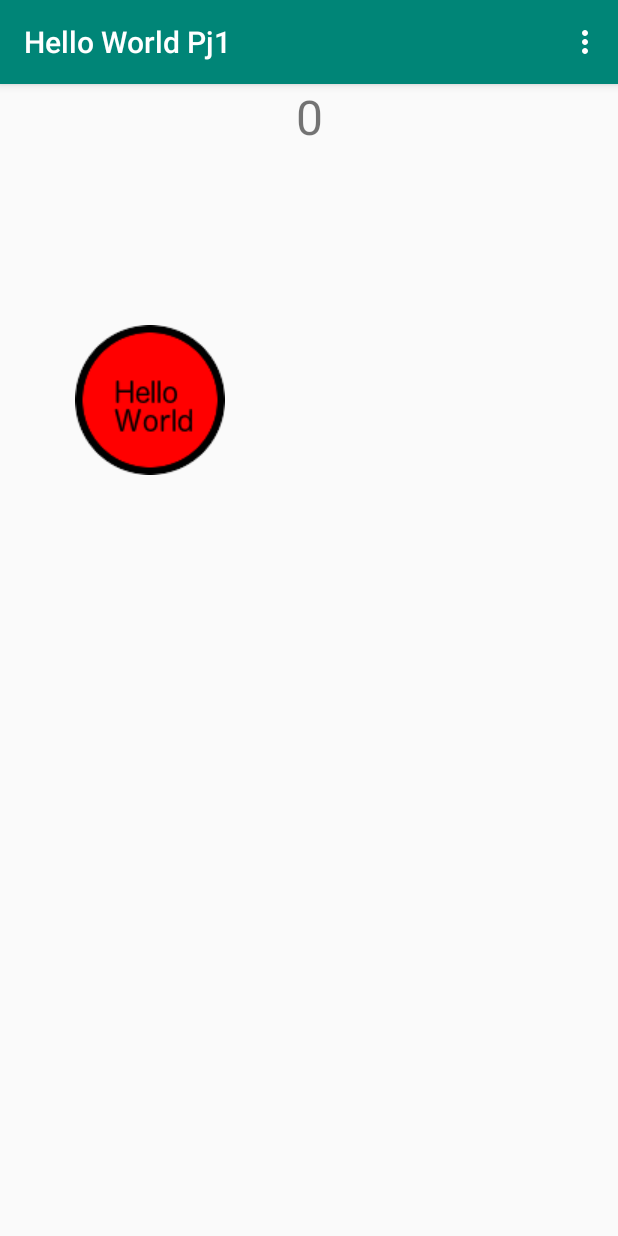
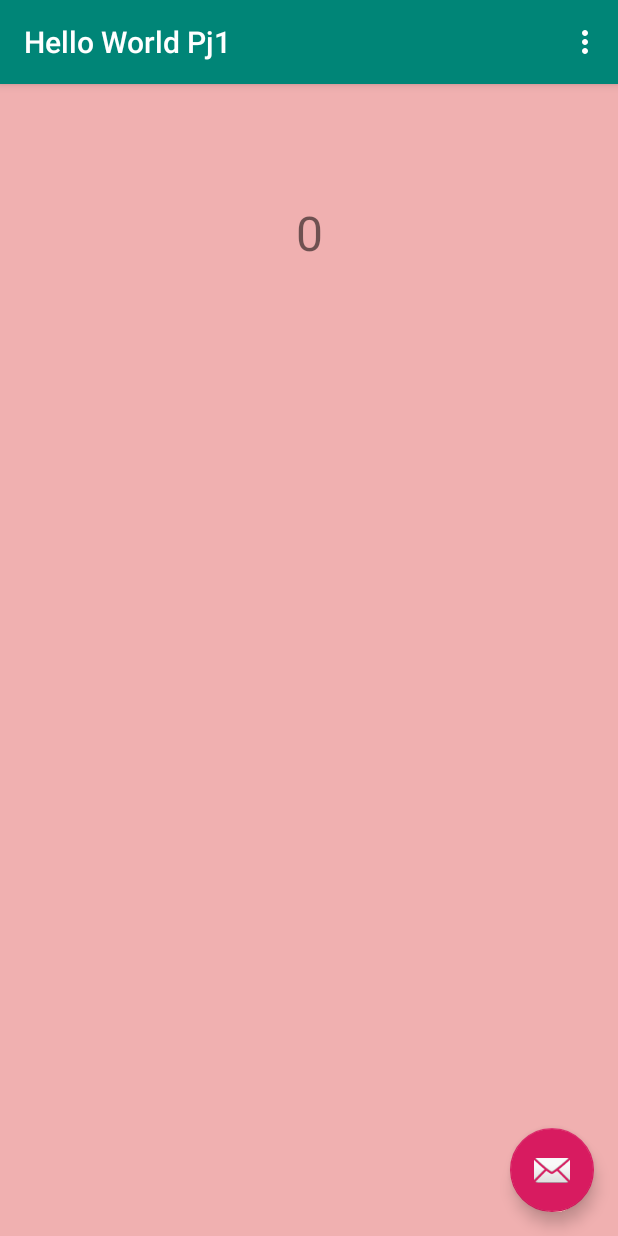
Before and after one commit to abaten15/CS-441-Hello-World, an Android app: the screen it shows after launch (MainActivity), on a phone screen of 412 x 824 dp. Run offline under Robolectric (Android 15) with nearby library versions, the phone set to English and light mode, and no system bars.

Commit message:
More hello world images added. Implemented random spawns every second and score tracker.

```diff
--- a/app/src/main/java/com/example/helloworldpj1/MainActivity.java
+++ b/app/src/main/java/com/example/helloworldpj1/MainActivity.java
@@ -16,13 +16,20 @@ import android.view.Menu;
 import android.view.MenuItem;
 import android.widget.TextView;
 import java.util.ArrayList;
-import java.awt.event.ActionListener;
-import java.awt.event.ActionEvent;
+import java.util.TimerTask;
 import java.util.Timer;
+import java.util.Random;
+import android.os.Handler;
 
 public class MainActivity extends AppCompatActivity {
 
     private ArrayList<ImageButton> helloWorldArray;
+
+    private Random randomValGen;
+
+    private int score = 0;
+
+    private int justSpawned = 0;
 
 //    private MainActivity thisObject;
 
@@ -53,70 +60,82 @@ public class MainActivity extends AppCompatActivity {
         helloWorldArray.add(newFab);
 */
 
-        Timer timer = new Timer(500, new ActionListener(){
+        randomValGen = new Random();
+
+        final Handler handler = new Handler();
+        Timer timer = new Timer();
+        TimerTask timerTask = new TimerTask() {
             @Override
-            public void actionPerformed(ActionEvent e) {
-                repaint();
-            }
-        });
-        timer.start();
+            public void run() {
+                handler.post(new Runnable() {
+                    @Override
+                    public void run() {
 
                         final ImageButton imagebutton = new ImageButton(MainActivity.this);
                         RelativeLayout relativelayout = (RelativeLayout)findViewById(R.id.relativelayout);
                         LinearLayout.LayoutParams params = new LinearLayout
                                 .LayoutParams(LayoutParams.WRAP_CONTENT, LayoutParams.WRAP_CONTENT);
+                        params.topMargin = -500;
+                        int randomVal = randomValGen.nextInt(800);
+                        params.leftMargin = randomVal;
                         params.height = 300;
                         params.width = 300;
 
                         imagebutton.setBackground(null);
+                        ObjectAnimator animation = ObjectAnimator.ofFloat(imagebutton, "translationY", 3000f);
+                        animation.setDuration(7000);
+                        animation.start();
+
+                        // Add image path for imagebutton from drawable folder.
+                        int randomColor = randomValGen.nextInt(4);
+                        if (randomColor == 0) {
+                            imagebutton.setImageResource(R.drawable.red);
+                        } else if (randomColor == 1) {
+                            imagebutton.setImageResource(R.drawable.yellow);
+                        } else if (randomColor == 2) {
+                            imagebutton.setImageResource(R.drawable.green);
+                        } else {
+                            imagebutton.setImageResource(R.drawable.blue);
+                        }
+                        imagebutton.setLayoutParams(params);
+
                         imagebutton.setOnClickListener(new View.OnClickListener() {
                             @Override
                             public void onClick(View view) {
-                ObjectAnimator animation = ObjectAnimator.ofFloat(view, "translationY", 1000f);
-                animation.setDuration(2000);
-                animation.start();
-                /*
-                ViewGroup.LayoutParams params1 = view.getLayoutParams();
-                params1. = params1.topMargin + 10;
-                view.setLayoutParams(params1);
-                */
+                                score++;
+                                TextView textView = findViewById(R.id.score);
+                                textView.setText("" + score);
+                                imagebutton.setVisibility(View.INVISIBLE);
                             }
                         });
 
-        // Add image path for imagebutton from drawable folder.
-        imagebutton.setImageResource(R.drawable.red);
-        imagebutton.setLayoutParams(params);
                         relativelayout.addView(imagebutton);
 
-/*
+                    }
+                });
+
+            }
+        };
+        timer.scheduleAtFixedRate(timerTask, 2000, 800);
+
+        Timer spawnCheck = new Timer();
+        TimerTask spawnCheckTask = new TimerTask() {
+            @Override
+            public void run() {
+                justSpawned = 0;
+            }
+        };
+
+
         FloatingActionButton fab = findViewById(R.id.fab);
         fab.setOnClickListener(new View.OnClickListener() {
             @Override
             public void onClick(View view) {
-                TextView textView = findViewById(R.id.hello);
-                textView.setText("Goodbye World");
                 Snackbar.make(view, "Continue tapping 'Hello Worlds' to increase your score", Snackbar.LENGTH_LONG)
                         .setAction("Action", null).show();
-
-                ImageButton newFab = new ImageButton(v);
-
-                RelativeLayout.LayoutParams rel_btn = new RelativeLayout.LayoutParams(
-                        LayoutParams.WRAP_CONTENT, LayoutParams.WRAP_CONTENT);
-
-                rel_btn.leftMargin = 100;
-                rel_btn.topMargin =  200;
-                rel_btn.width = 50;
-                rel_btn.height = 50;
-
-                newFab.setImageResource(R.drawable.red);
-                newFab.setLayoutParams(rel_btn);
-
-                helloWorldArray = new ArrayList<>();
-                helloWorldArray.add(newFab);
-
             }
         });
-*/
+
 
         /*
         helloWorldArray = new ArrayList<>();
--- a/app/src/main/res/layout/activity_main.xml
+++ b/app/src/main/res/layout/activity_main.xml
@@ -22,22 +22,38 @@
 
     <include layout="@layout/content_main" />
 
-    <!--<android.support.design.widget.FloatingActionButton
+    <android.support.design.widget.FloatingActionButton
         android:id="@+id/fab"
         android:layout_width="wrap_content"
         android:layout_height="wrap_content"
         android:layout_gravity="bottom|end"
         android:layout_margin="@dimen/fab_margin"
-        app:srcCompat="@android:drawable/ic_dialog_email" />-->
+        app:srcCompat="@android:drawable/ic_dialog_email" />
 
     <RelativeLayout xmlns:android="http://schemas.android.com/apk/res/android"
         xmlns:tools="http://schemas.android.com/tools"
         android:id="@+id/relativelayout"
-        android:layout_width="wrap_content"
-        android:layout_height="2000px"
-        android:paddingTop="250px"
-        tools:context="com.imagebuttonprogrammatically_android_examples.com.MainActivity" >
-        style="?android:attr/borderlessButtonStyle"
+        android:layout_width="match_parent"
+        android:layout_height="match_parent"
+        android:paddingTop="-1000px"
+        android:clipChildren="false"
+        tools:context="com.imagebuttonprogrammatically_android_examples.com.MainActivity"
+        android:background="#f0b0b0">
+
+
+        <TextView
+            android:id="@+id/score"
+            android:layout_width="match_parent"
+            android:layout_height="wrap_content"
+            android:layout_gravity="top"
+            android:layout_marginTop="200px"
+            android:text="0"
+            android:textSize="32dp"
+            android:gravity="center"
+            app:layout_constraintLeft_toLeftOf="parent"
+            app:layout_constraintRight_toRightOf="parent"
+            app:layout_constraintTop_toTopOf="parent" />
+
     </RelativeLayout>
 
 </android.support.design.widget.CoordinatorLayout>
--- a/app/src/main/res/layout/content_main.xml
+++ b/app/src/main/res/layout/content_main.xml
@@ -8,15 +8,4 @@
     tools:context=".MainActivity"
     tools:showIn="@layout/activity_main">
 
-    <TextView
-        android:id="@+id/score"
-        android:layout_width="wrap_content"
-        android:layout_height="wrap_content"
-        android:layout_gravity="top"
-        android:text="0"
-        android:textSize="32dp"
-        app:layout_constraintLeft_toLeftOf="parent"
-        app:layout_constraintRight_toRightOf="parent"
-        app:layout_constraintTop_toTopOf="parent" />
-
 </android.support.constraint.ConstraintLayout>
```
Also changed, not shown: app/src/main/res/drawable-v24/blue.png (added), app/src/main/res/drawable-v24/green.png (added), app/src/main/res/drawable-v24/yellow.png (added). Lines whose indentation alone changed are shown as unchanged.
